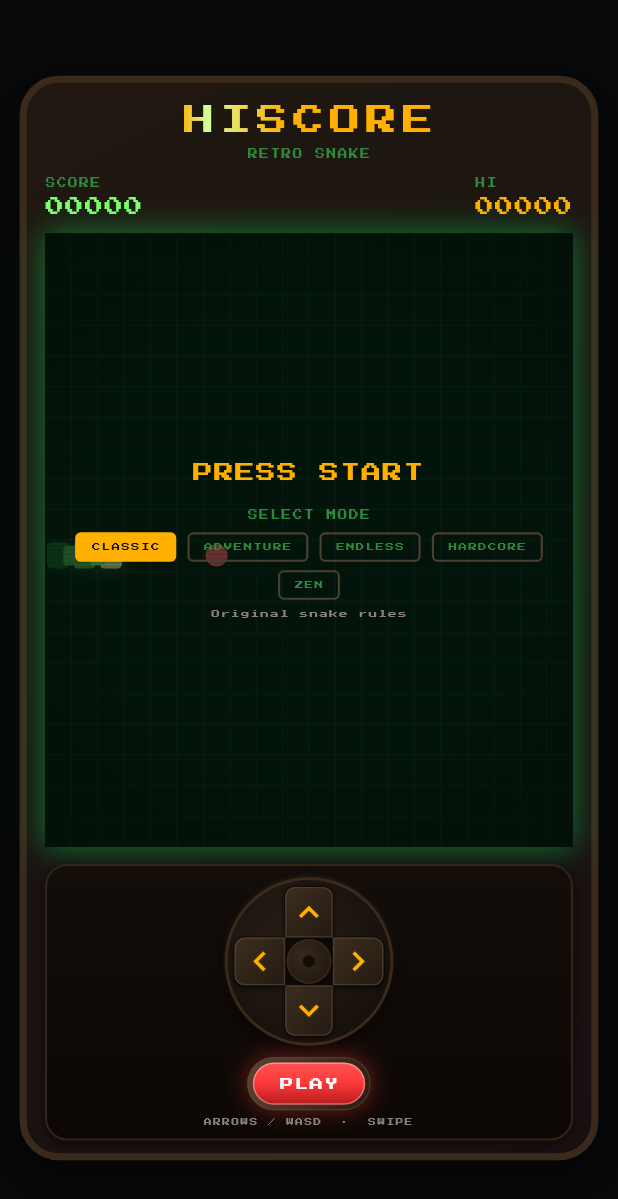
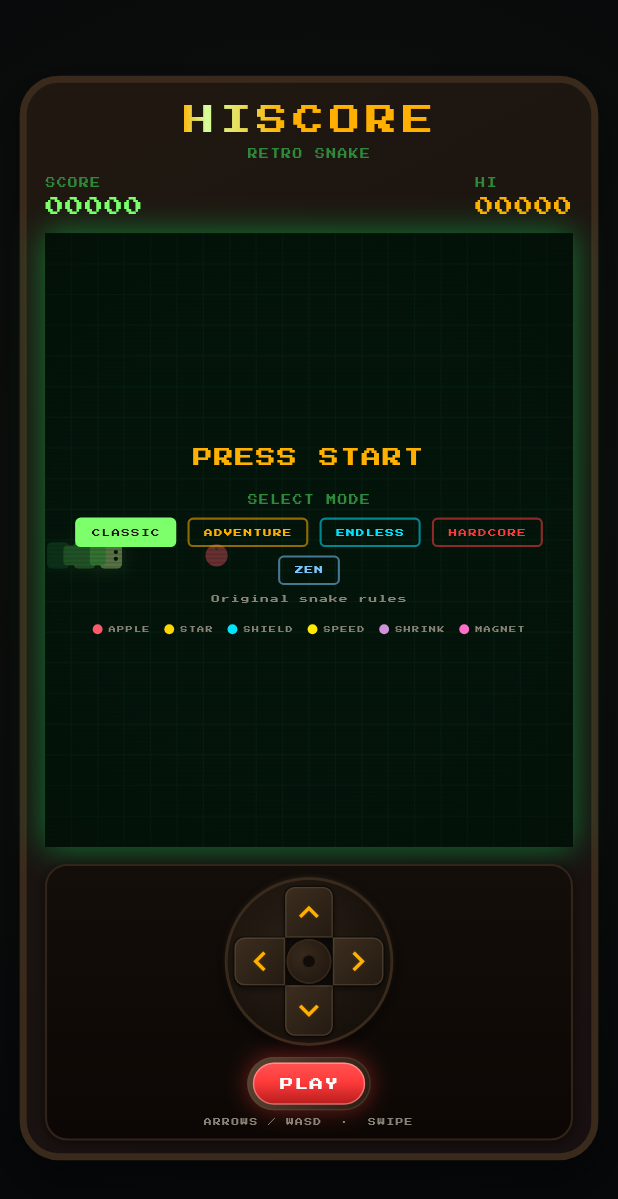
Before and after one commit to haskalach/Hisscore, a Flutter app: the screen it shows after launch, on a phone screen of 412 x 824 dp. Shown: the top 1199 px of the screen. Run offline on Flutter 3.47's test engine with Material 3 defaults, Android fonts, the phone set to English and light mode, and no system bars; our stand-ins replace shared_preferences.

Commit message:
UI review pass: safer pause-switch, mode badge, legend, stats, colors
Start panel:
- Ready screen now shows a food legend (what each pickup does), a
  lifetime-stats row (games/apples/best combo), and a leaderboard
  peek, not just after game over.
- Paused screen keeps the mode selector but now no-ops if you tap
  the mode that's already active (previously any tap reset the run,
  even re-selecting the current mode), plus a hint that picking a
  different mode restarts.

Gameplay clarity:
- Current mode now shown as a colored badge under the title while
  playing/paused, replacing the static 'RETRO SNAKE' subtitle.
- Magnet gets a score-bar indicator (matching the existing shield
  icon) instead of being invisible except for food sliding around.
- Zen mode (endless, no game over) no longer writes to the high
  score or leaderboard, since its score has no natural ceiling.

Visual polish:
- Each game mode gets its own accent color (classic=green,
  adventure=amber, endless=cyan, hardcore=red, zen=blue) used on
  its mode chip and its in-game badge, so risk level reads at a
  glance. Removed the old flat modeActive/modeInactive colors.
- Subtle radial gradient behind the cabinet instead of flat void.

Also adds tool/static_server.dart, a minimal static file server for
previewing  output when the DDC dev server isn't
usable in a given environment.

Co-Authored-By: Claude Sonnet 5 <noreply@anthropic.com>

```diff
--- a/Hisscore/lib/ui/controls.dart
+++ b/Hisscore/lib/ui/controls.dart
@@ -1,6 +1,7 @@
 import 'package:flutter/material.dart';
 import 'package:flutter/services.dart';
 
+import '../game/food_types.dart';
 import '../game/snake_engine.dart';
 import 'theme.dart';
 
@@ -21,17 +22,10 @@ class ArcadeDpad extends StatelessWidget {
         gradient: const RadialGradient(
           center: Alignment(-0.2, -0.2),
           radius: 1.0,
-          colors: [
-            Color(0xFF281E16),
-            Color(0xFF16100A),
-            Color(0xFF0C0805),
-          ],
+          colors: [Color(0xFF281E16), Color(0xFF16100A), Color(0xFF0C0805)],
           stops: [0.0, 0.65, 1.0],
         ),
-        border: Border.all(
-          color: RetroColors.cabinetRim,
-          width: 2.0,
-        ),
+        border: Border.all(color: RetroColors.cabinetRim, width: 2.0),
         boxShadow: [
           BoxShadow(
             color: Colors.black.withValues(alpha: 0.7),
@@ -75,7 +69,9 @@ class ArcadeDpad extends StatelessWidget {
               label: 'Up',
               width: 34,
               height: 36,
-              borderRadius: const BorderRadius.vertical(top: Radius.circular(7)),
+              borderRadius: const BorderRadius.vertical(
+                top: Radius.circular(7),
+              ),
               onTurn: onTurn,
             ),
           ),
@@ -89,7 +85,9 @@ class ArcadeDpad extends StatelessWidget {
               label: 'Down',
               width: 34,
               height: 36,
-              borderRadius: const BorderRadius.vertical(bottom: Radius.circular(7)),
+              borderRadius: const BorderRadius.vertical(
+                bottom: Radius.circular(7),
+              ),
               onTurn: onTurn,
             ),
           ),
@@ -103,7 +101,9 @@ class ArcadeDpad extends StatelessWidget {
               label: 'Left',
               width: 36,
               height: 34,
-              borderRadius: const BorderRadius.horizontal(left: Radius.circular(7)),
+              borderRadius: const BorderRadius.horizontal(
+                left: Radius.circular(7),
+              ),
               onTurn: onTurn,
             ),
           ),
@@ -117,7 +117,9 @@ class ArcadeDpad extends StatelessWidget {
               label: 'Right',
               width: 36,
               height: 34,
-              borderRadius: const BorderRadius.horizontal(right: Radius.circular(7)),
+              borderRadius: const BorderRadius.horizontal(
+                right: Radius.circular(7),
+              ),
               onTurn: onTurn,
             ),
           ),
@@ -132,10 +134,7 @@ class ArcadeDpad extends StatelessWidget {
                 gradient: const RadialGradient(
                   center: Alignment(-0.25, -0.25),
                   radius: 0.8,
-                  colors: [
-                    Color(0xFF382A1C),
-                    Color(0xFF1E150E),
-                  ],
+                  colors: [Color(0xFF382A1C), Color(0xFF1E150E)],
                 ),
                 border: Border.all(
                   color: RetroColors.cabinetRim.withValues(alpha: 0.7),
@@ -157,7 +156,9 @@ class ArcadeDpad extends StatelessWidget {
                     shape: BoxShape.circle,
                     color: const Color(0xFF120C08),
                     border: Border.all(
-                      color: RetroColors.cabinetHighlight.withValues(alpha: 0.35),
+                      color: RetroColors.cabinetHighlight.withValues(
+                        alpha: 0.35,
+                      ),
                       width: 0.8,
                     ),
                   ),
@@ -252,14 +253,8 @@ class _ArcadeDpadArmState extends State<_ArcadeDpadArm>
                     begin: Alignment.topLeft,
                     end: Alignment.bottomRight,
                     colors: isPressed
-                        ? const [
-                            Color(0xFF4E3A28),
-                            Color(0xFF2C1F14),
-                          ]
-                        : const [
-                            Color(0xFF3C2E1F),
-                            Color(0xFF241A12),
-                          ],
+                        ? const [Color(0xFF4E3A28), Color(0xFF2C1F14)]
+                        : const [Color(0xFF3C2E1F), Color(0xFF241A12)],
                   ),
                   border: Border.all(
                     color: isPressed
@@ -285,7 +280,9 @@ class _ArcadeDpadArmState extends State<_ArcadeDpadArm>
                 child: Center(
                   child: Icon(
                     widget.icon,
-                    color: isPressed ? RetroColors.phosphorHot : RetroColors.amber,
+                    color: isPressed
+                        ? RetroColors.phosphorHot
+                        : RetroColors.amber,
                     size: 28,
                     shadows: [
                       Shadow(
@@ -376,13 +373,12 @@ class _ArcadeActionButtonState extends State<ArcadeActionButton>
                     gradient: const LinearGradient(
                       begin: Alignment.topLeft,
                       end: Alignment.bottomRight,
-                      colors: [
-                        Color(0xFF5A4432),
-                        Color(0xFF281C12),
-                      ],
+                      colors: [Color(0xFF5A4432), Color(0xFF281C12)],
                     ),
                     border: Border.all(
-                      color: RetroColors.cabinetHighlight.withValues(alpha: 0.5),
+                      color: RetroColors.cabinetHighlight.withValues(
+                        alpha: 0.5,
+                      ),
                       width: 1,
                     ),
                     boxShadow: [
@@ -419,10 +415,7 @@ class _ArcadeActionButtonState extends State<ArcadeActionButton>
                     ),
                     child: Text(
                       widget.label,
-                      style: RetroText.pixel(
-                        size: 9.5,
-                        color: Colors.white,
-                      ),
+                      style: RetroText.pixel(size: 9.5, color: Colors.white),
                     ),
                   ),
                 ),
@@ -479,10 +472,7 @@ class SecondaryArcadeButton extends StatelessWidget {
                 ),
               ],
             ),
-            child: Text(
-              label,
-              style: RetroText.pixel(size: 7.5, color: color),
-            ),
+            child: Text(label, style: RetroText.pixel(size: 7.5, color: color)),
           ),
         ),
       ),
@@ -587,16 +577,17 @@ class _ModeChip extends StatelessWidget {
 
   @override
   Widget build(BuildContext context) {
+    final accent = mode.accentColor;
     return GestureDetector(
       onTap: onTap,
       child: AnimatedContainer(
         duration: const Duration(milliseconds: 200),
         padding: const EdgeInsets.symmetric(horizontal: 10, vertical: 5),
         decoration: BoxDecoration(
-          color: isSelected ? RetroColors.modeActive : Colors.transparent,
+          color: isSelected ? accent : Colors.transparent,
           borderRadius: BorderRadius.circular(4),
           border: Border.all(
-            color: isSelected ? RetroColors.modeActive : RetroColors.modeInactive,
+            color: isSelected ? accent : accent.withValues(alpha: 0.55),
             width: 1.5,
           ),
         ),
@@ -604,10 +595,54 @@ class _ModeChip extends StatelessWidget {
           mode.label,
           style: RetroText.pixel(
             size: 6,
-            color: isSelected ? RetroColors.cabinet : RetroColors.phosphorDim,
+            color: isSelected ? RetroColors.cabinet : accent,
           ),
         ),
       ),
     );
   }
 }
+
+// ─── Food legend (ready screen) ─────────────────────
+
+/// Small key showing what each collectible on the board does, so a
+/// first-time player isn't guessing what the colored shapes mean.
+class FoodLegend extends StatelessWidget {
+  const FoodLegend({super.key});
+
+  static const _entries = [
+    (FoodType.apple, RetroColors.food),
+    (FoodType.star, RetroColors.starGold),
+    (FoodType.shield, RetroColors.shieldCyan),
+    (FoodType.speedBurst, RetroColors.speedYellow),
+    (FoodType.shrink, RetroColors.shrinkPurple),
+    (FoodType.magnet, RetroColors.magnetPink),
+  ];
+
+  @override
+  Widget build(BuildContext context) {
+    return Wrap(
+      alignment: WrapAlignment.center,
+      spacing: 10,
+      runSpacing: 4,
+      children: [
+        for (final (type, color) in _entries)
+          Row(
+            mainAxisSize: MainAxisSize.min,
+            children: [
+              Container(
+                width: 7,
+                height: 7,
+                decoration: BoxDecoration(color: color, shape: BoxShape.circle),
+              ),
+              const SizedBox(width: 4),
+              Text(
+                type.label,
+                style: RetroText.pixel(size: 5, color: RetroColors.metal),
+              ),
+            ],
+          ),
+      ],
+    );
+  }
+}
--- a/Hisscore/lib/ui/game_page.dart
+++ b/Hisscore/lib/ui/game_page.dart
@@ -13,11 +13,7 @@ import 'screen_shake.dart';
 import 'theme.dart';
 
 class GamePage extends StatefulWidget {
-  const GamePage({
-    super.key,
-    required this.highScoreStore,
-    this.engineFactory,
-  });
+  const GamePage({super.key, required this.highScoreStore, this.engineFactory});
 
   final HighScoreStore highScoreStore;
   final SnakeEngine Function()? engineFactory;
@@ -26,8 +22,7 @@ class GamePage extends StatefulWidget {
   State<GamePage> createState() => _GamePageState();
 }
 
-class _GamePageState extends State<GamePage>
-    with TickerProviderStateMixin {
+class _GamePageState extends State<GamePage> with TickerProviderStateMixin {
   late SnakeEngine engine;
 
   // Animation controllers.
@@ -38,6 +33,7 @@ class _GamePageState extends State<GamePage>
   int highScore = 0;
   bool newHighScore = false;
   List<ScoreEntry> topScores = [];
+  GameStats stats = GameStats();
   DateTime? startedAt;
   final focusNode = FocusNode();
 
@@ -71,14 +67,21 @@ class _GamePageState extends State<GamePage>
   Future<void> _loadHighScore() async {
     final value = await widget.highScoreStore.load();
     final scores = await widget.highScoreStore.loadTopScores();
+    final loadedStats = await widget.highScoreStore.loadStats();
     if (!mounted) return;
     setState(() {
       highScore = value;
       topScores = scores;
+      stats = loadedStats;
     });
   }
 
+  /// Zen mode never ends and scores climb forever — it doesn't compete
+  /// on the leaderboard or count toward the high score.
+  bool get _countsForLeaderboard => engine.mode != GameMode.zen;
+
   Future<void> _persistHighScore() async {
+    if (!_countsForLeaderboard) return;
     if (engine.score > highScore) {
       highScore = engine.score;
       newHighScore = true;
@@ -88,15 +91,23 @@ class _GamePageState extends State<GamePage>
 
   Future<void> _persistGameEnd() async {
     await _persistHighScore();
-    await widget.highScoreStore.saveScoreEntry(ScoreEntry(
+    if (_countsForLeaderboard) {
+      await widget.highScoreStore.saveScoreEntry(
+        ScoreEntry(
           score: engine.score,
           level: engine.level,
           mode: engine.mode.label,
-    ));
+        ),
+      );
+    }
     await widget.highScoreStore.updateStats(engine);
     final scores = await widget.highScoreStore.loadTopScores();
+    final loadedStats = await widget.highScoreStore.loadStats();
     if (mounted) {
-      setState(() => topScores = scores);
+      setState(() {
+        topScores = scores;
+        stats = loadedStats;
+      });
     }
   }
 
@@ -157,19 +168,26 @@ class _GamePageState extends State<GamePage>
 
   /// Spawns a floating text popup at a grid position; it rises and
   /// fades, then removes itself.
-  void _spawnLabel(String text, GridPoint gridPos, Color color, {bool big = false}) {
+  void _spawnLabel(
+    String text,
+    GridPoint gridPos,
+    Color color, {
+    bool big = false,
+  }) {
     const boardSize = 380.0;
     final cellW = boardSize / engine.columns;
     final cellH = boardSize / engine.rows;
     final id = _labelSeq++;
-    floatingLabels.add(_FloatingLabel(
+    floatingLabels.add(
+      _FloatingLabel(
         id: id,
         text: text,
         x: gridPos.x * cellW + cellW / 2,
         y: gridPos.y * cellH + cellH / 2,
         color: color,
         big: big,
-    ));
+      ),
+    );
     late final Timer timer;
     timer = Timer(const Duration(milliseconds: 700), () {
       _labelTimers.remove(timer);
@@ -237,8 +255,8 @@ class _GamePageState extends State<GamePage>
           engine.phase == GamePhase.ready) {
         // Apply selected mode.
         if (engine.mode != selectedMode) {
-          engine = widget.engineFactory?.call() ??
-              SnakeEngine(mode: selectedMode);
+          engine =
+              widget.engineFactory?.call() ?? SnakeEngine(mode: selectedMode);
         }
         engine.mode = selectedMode;
       }
@@ -353,7 +371,15 @@ class _GamePageState extends State<GamePage>
         autofocus: true,
         child: Scaffold(
           backgroundColor: RetroColors.voidBg,
-          body: SafeArea(
+          body: DecoratedBox(
+            decoration: const BoxDecoration(
+              gradient: RadialGradient(
+                center: Alignment(0, -0.2),
+                radius: 1.2,
+                colors: [Color(0xFF10130F), RetroColors.voidBg],
+              ),
+            ),
+            child: SafeArea(
               child: LayoutBuilder(
                 builder: (context, constraints) {
                   return Center(
@@ -374,6 +400,7 @@ class _GamePageState extends State<GamePage>
             ),
           ),
         ),
+      ),
     );
   }
 
@@ -383,11 +410,7 @@ class _GamePageState extends State<GamePage>
         gradient: const LinearGradient(
           begin: Alignment.topLeft,
           end: Alignment.bottomRight,
-          colors: [
-            Color(0xFF201810),
-            RetroColors.cabinet,
-            Color(0xFF181010),
-          ],
+          colors: [Color(0xFF201810), RetroColors.cabinet, Color(0xFF181010)],
         ),
         borderRadius: BorderRadius.circular(28),
         border: Border.all(color: RetroColors.cabinetRim, width: 5),
@@ -407,10 +430,14 @@ class _GamePageState extends State<GamePage>
             _buildTitle(),
             const SizedBox(height: 4),
             Text(
-              'RETRO SNAKE',
+              engine.phase == GamePhase.ready
+                  ? 'RETRO SNAKE'
+                  : engine.mode.label,
               style: RetroText.pixel(
                 size: 7,
-                color: RetroColors.phosphorDim,
+                color: engine.phase == GamePhase.ready
+                    ? RetroColors.phosphorDim
+                    : engine.mode.accentColor,
               ),
             ),
             const SizedBox(height: 12),
@@ -430,10 +457,7 @@ class _GamePageState extends State<GamePage>
                 gradient: const LinearGradient(
                   begin: Alignment.topCenter,
                   end: Alignment.bottomCenter,
-                  colors: [
-                    Color(0xFF140E0A),
-                    Color(0xFF0C0704),
-                  ],
+                  colors: [Color(0xFF140E0A), Color(0xFF0C0704)],
                 ),
                 borderRadius: BorderRadius.circular(16),
                 border: Border.all(
@@ -459,7 +483,10 @@ class _GamePageState extends State<GamePage>
                   Row(
                     mainAxisAlignment: MainAxisAlignment.center,
                     children: [
-                      ArcadeActionButton(label: actionLabel, onPressed: _onPrimary),
+                      ArcadeActionButton(
+                        label: actionLabel,
+                        onPressed: _onPrimary,
+                      ),
                       if (engine.phase != GamePhase.ready) ...[
                         const SizedBox(width: 10),
                         SecondaryArcadeButton(
@@ -560,7 +587,17 @@ class _GamePageState extends State<GamePage>
             color: RetroColors.combo,
           ),
         if (engine.hasShield)
-          const _MiniStat(label: '', value: '🛡', color: RetroColors.shieldCyan),
+          const _MiniStat(
+            label: '',
+            value: '🛡',
+            color: RetroColors.shieldCyan,
+          ),
+        if (engine.magnetTicksLeft > 0)
+          const _MiniStat(
+            label: '',
+            value: '🧲',
+            color: RetroColors.magnetPink,
+          ),
         ScoreReadout(label: 'HI', value: highScore, highlight: true),
       ],
     );
@@ -593,20 +630,30 @@ class _GamePageState extends State<GamePage>
                 blinkOn: pulse.value > 0.4,
                 selectedMode: selectedMode,
                 onModeChanged: (mode) {
+                  // Tapping the mode that's already active shouldn't
+                  // wipe a paused run — only an actual mode change
+                  // resets the game.
+                  if (mode == selectedMode &&
+                      engine.phase == GamePhase.paused) {
+                    return;
+                  }
                   setState(() {
                     selectedMode = mode;
                     ticker?.cancel();
-                    engine = widget.engineFactory?.call() ??
+                    engine =
+                        widget.engineFactory?.call() ??
                         SnakeEngine(mode: selectedMode);
                     engine.mode = selectedMode;
                     engine.reset();
                     engine.phase = GamePhase.ready;
                     newHighScore = false;
                     particleSystem.clear();
+                    floatingLabels.clear();
                     focusNode.requestFocus();
                   });
                 },
                 topScores: topScores,
+                stats: stats,
                 onResume: _onPrimary,
                 onExitToMenu: _onExitToMenu,
               ),
@@ -722,6 +769,7 @@ class _Overlay extends StatelessWidget {
     required this.selectedMode,
     required this.onModeChanged,
     required this.topScores,
+    required this.stats,
     this.onResume,
     this.onExitToMenu,
   });
@@ -734,6 +782,7 @@ class _Overlay extends StatelessWidget {
   final GameMode selectedMode;
   final ValueChanged<GameMode> onModeChanged;
   final List<ScoreEntry> topScores;
+  final GameStats stats;
   final VoidCallback? onResume;
   final VoidCallback? onExitToMenu;
 
@@ -765,21 +814,37 @@ class _Overlay extends StatelessWidget {
                   ),
                 ),
 
-                // ── Ready: mode selector ──
+                // ── Ready: mode selector, food legend, stats, best runs ──
                 if (phase == GamePhase.ready) ...[
                   const SizedBox(height: 16),
                   ModeSelector(
                     selected: selectedMode,
                     onChanged: onModeChanged,
                   ),
+                  const SizedBox(height: 14),
+                  const FoodLegend(),
+                  if (stats.gamesPlayed > 0) ...[
+                    const SizedBox(height: 12),
+                    _StatsRow(stats: stats),
+                  ],
+                  if (topScores.isNotEmpty) ...[
+                    const SizedBox(height: 12),
+                    _TopScoresList(scores: topScores),
+                  ],
                 ],
 
-                // ── Paused: Direct mode selector ──
+                // ── Paused: mode selector (picking a new mode restarts) ──
                 if (phase == GamePhase.paused) ...[
                   const SizedBox(height: 16),
                   ModeSelector(
                     selected: selectedMode,
                     onChanged: onModeChanged,
+                  ),
+                  const SizedBox(height: 6),
+                  Text(
+                    'PICKING A NEW MODE RESTARTS THE RUN',
+                    textAlign: TextAlign.center,
+                    style: RetroText.pixel(size: 5, color: RetroColors.metal),
                   ),
                 ],
 
@@ -799,10 +864,7 @@ class _Overlay extends StatelessWidget {
                     const SizedBox(height: 10),
                     Text(
                       'NEW HISCORE',
-                      style: RetroText.pixel(
-                        size: 10,
-                        color: RetroColors.food,
-                      ),
+                      style: RetroText.pixel(size: 10, color: RetroColors.food),
                     ),
                   ],
                   if (topScores.isNotEmpty) ...[
@@ -838,7 +900,10 @@ class _ScoreBreakdown extends StatelessWidget {
       if (engine.mode == GameMode.adventure)
         _BreakdownItem('LEVEL', engine.level.toString()),
       if (engine.bestCombo > 1)
-        _BreakdownItem('BEST COMBO', '×${(1.0 + (engine.bestCombo - 1) * 0.5).toStringAsFixed(1)}'),
+        _BreakdownItem(
+          'BEST COMBO',
+          '×${(1.0 + (engine.bestCombo - 1) * 0.5).toStringAsFixed(1)}',
+        ),
     ];
 
     return Row(
@@ -851,10 +916,7 @@ class _ScoreBreakdown extends StatelessWidget {
             children: [
               Text(
                 items[i].label,
-                style: RetroText.pixel(
-                  size: 6,
-                  color: RetroColors.phosphorDim,
-                ),
+                style: RetroText.pixel(size: 6, color: RetroColors.phosphorDim),
               ),
               const SizedBox(height: 2),
               Text(
@@ -873,6 +935,48 @@ class _BreakdownItem {
   const _BreakdownItem(this.label, this.value);
   final String label;
   final String value;
+}
+
+// ─── Lifetime stats (ready screen) ──────────────────
+
+class _StatsRow extends StatelessWidget {
+  const _StatsRow({required this.stats});
+
+  final GameStats stats;
+
+  @override
+  Widget build(BuildContext context) {
+    final comboMult = stats.bestCombo <= 1
+        ? 1.0
+        : 1.0 + (stats.bestCombo - 1) * 0.5;
+    final items = [
+      _BreakdownItem('GAMES', stats.gamesPlayed.toString()),
+      _BreakdownItem('APPLES', stats.totalApples.toString()),
+      _BreakdownItem('BEST COMBO', '×${comboMult.toStringAsFixed(1)}'),
+    ];
+    return Row(
+      mainAxisAlignment: MainAxisAlignment.center,
+      children: [
+        for (var i = 0; i < items.length; i++) ...[
+          if (i > 0) const SizedBox(width: 16),
+          Column(
+            mainAxisSize: MainAxisSize.min,
+            children: [
+              Text(
+                items[i].label,
+                style: RetroText.pixel(size: 5, color: RetroColors.metal),
+              ),
+              const SizedBox(height: 2),
+              Text(
+                items[i].value,
+                style: RetroText.pixel(size: 7, color: RetroColors.phosphorDim),
+              ),
+            ],
+          ),
+        ],
+      ],
+    );
+  }
 }
 
 // ─── Top 5 leaderboard ──────────────────────────────
--- a/Hisscore/lib/ui/theme.dart
+++ b/Hisscore/lib/ui/theme.dart
@@ -1,4 +1,6 @@
 import 'package:flutter/material.dart';
+
+import '../game/snake_engine.dart';
 
 /// Phosphor CRT palette for the Hisscore cabinet.
 abstract final class RetroColors {
@@ -34,16 +36,25 @@ abstract final class RetroColors {
   static const speedYellow = Color(0xFFFFEA00);
   static const shrinkPurple = Color(0xFFCE93D8);
   static const magnetPink = Color(0xFFFF6EC7);
+  static const zenBlue = Color(0xFF7EC8FF);
 
   // ─── Gameplay ──────────────────────────────────────
   static const combo = Color(0xFFFFD740);
   static const obstacle = Color(0xFF3A3028);
   static const obstacleRim = Color(0xFF5A4A3C);
   static const levelFlash = Color(0xAAFFFFFF);
+}
 
-  // ─── Mode selector ────────────────────────────────
-  static const modeActive = Color(0xFFFFB000);
-  static const modeInactive = Color(0xFF4A4030);
+/// Per-mode accent color for UI badges/chips, so each mode reads as its
+/// own risk level at a glance (green=safe, red=danger, blue=calm, ...).
+extension GameModeUi on GameMode {
+  Color get accentColor => switch (this) {
+    GameMode.classic => RetroColors.phosphor,
+    GameMode.adventure => RetroColors.amber,
+    GameMode.endless => RetroColors.shieldCyan,
+    GameMode.hardcore => RetroColors.cherry,
+    GameMode.zen => RetroColors.zenBlue,
+  };
 }
 
 abstract final class RetroText {
```
Also changed, not shown: Hisscore/tool/static_server.dart (added, +43 -0 lines). Lines whose indentation alone changed are shown as unchanged.
